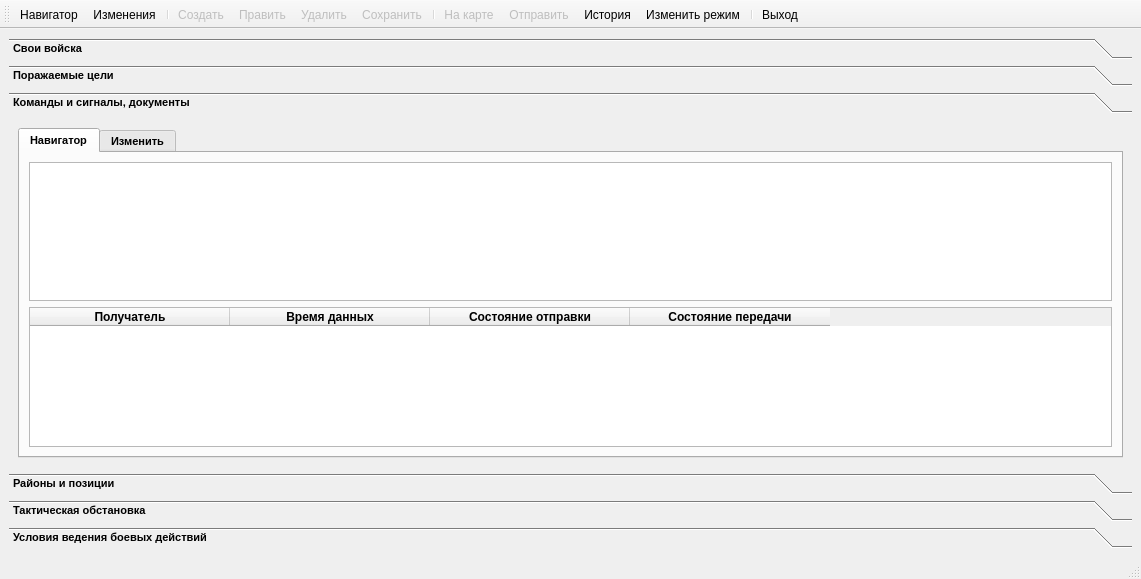
Above: mainwindow2.ui from rymarchik/InitState before the change. Below: the same form after it.
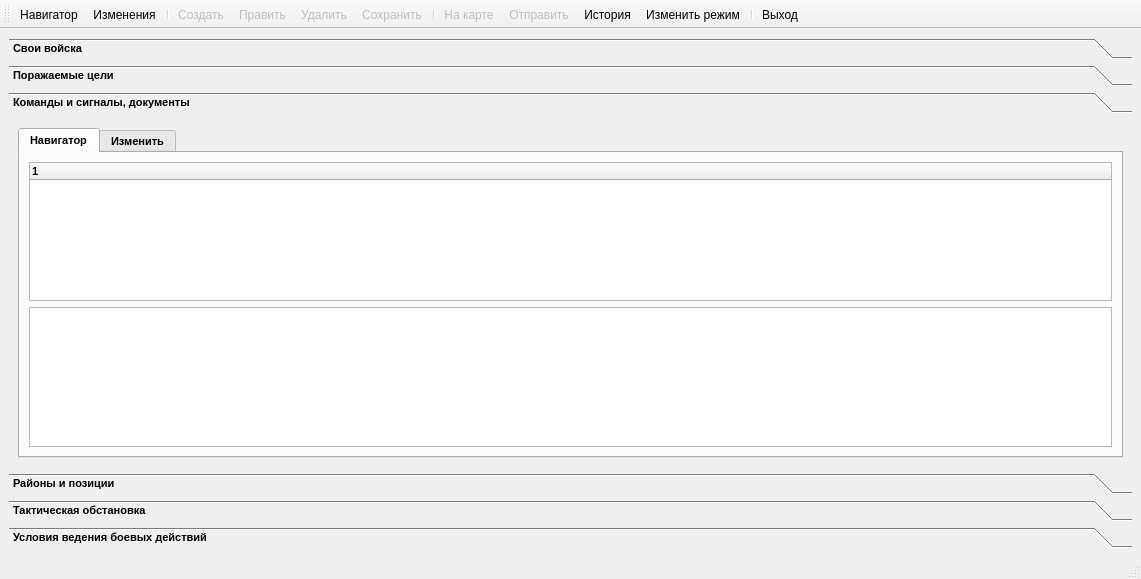
That is the form after the change. The open tabs and pages were chosen to show the change. Icons and pictures are not drawn.

```diff
--- a/mainwindow2.ui
+++ b/mainwindow2.ui
@@ -492,8 +492,8 @@
         <rect>
          <x>0</x>
          <y>0</y>
-         <width>1123</width>
-         <height>297</height>
+         <width>1119</width>
+         <height>275</height>
         </rect>
        </property>
        <attribute name="icon">
@@ -518,104 +518,16 @@
            </attribute>
            <layout class="QGridLayout" name="gridLayout_8">
             <item row="0" column="0">
-             <widget class="QTreeWidget" name="navigatorTree_4">
-              <property name="headerHidden">
-               <bool>false</bool>
-              </property>
-              <attribute name="headerVisible">
-               <bool>false</bool>
-              </attribute>
-              <attribute name="headerHighlightSections">
-               <bool>true</bool>
-              </attribute>
-              <attribute name="headerShowSortIndicator" stdset="0">
-               <bool>true</bool>
-              </attribute>
+             <widget class="QTreeWidget" name="navigatorCommandsTree">
               <column>
                <property name="text">
-                <string>Наименование</string>
-               </property>
-               <property name="font">
-                <font>
-                 <weight>75</weight>
-                 <bold>true</bold>
-                </font>
-               </property>
-              </column>
-              <column>
-               <property name="text">
-                <string>Состояние</string>
-               </property>
-               <property name="font">
-                <font>
-                 <weight>75</weight>
-                 <bold>true</bold>
-                </font>
-               </property>
-              </column>
-              <column>
-               <property name="text">
-                <string>Режим</string>
-               </property>
-               <property name="font">
-                <font>
-                 <weight>75</weight>
-                 <bold>true</bold>
-                </font>
+                <string notr="true">1</string>
                </property>
               </column>
              </widget>
             </item>
             <item row="1" column="0">
-             <widget class="QTableWidget" name="navigatorSend__2">
-              <attribute name="horizontalHeaderDefaultSectionSize">
-               <number>200</number>
-              </attribute>
-              <column>
-               <property name="text">
-                <string>Получатель</string>
-               </property>
-               <property name="font">
-                <font>
-                 <weight>75</weight>
-                 <bold>true</bold>
-                </font>
-               </property>
-              </column>
-              <column>
-               <property name="text">
-                <string>Время данных</string>
-               </property>
-               <property name="font">
-                <font>
-                 <weight>75</weight>
-                 <bold>true</bold>
-                </font>
-               </property>
-              </column>
-              <column>
-               <property name="text">
-                <string>Состояние отправки</string>
-               </property>
-               <property name="font">
-                <font>
-                 <weight>75</weight>
-                 <bold>true</bold>
-                </font>
-               </property>
-              </column>
-              <column>
-               <property name="text">
-                <string>Состояние передачи</string>
-               </property>
-               <property name="font">
-                <font>
-                 <weight>75</weight>
-                 <bold>true</bold>
-                </font>
-               </property>
-              </column>
-             </widget>
+             <widget class="QTableWidget" name="navigatorCommandsRecivers"/>
             </item>
            </layout>
           </widget>
```
Left out of the diff: 40 changed lines with no effect on the pictures.
